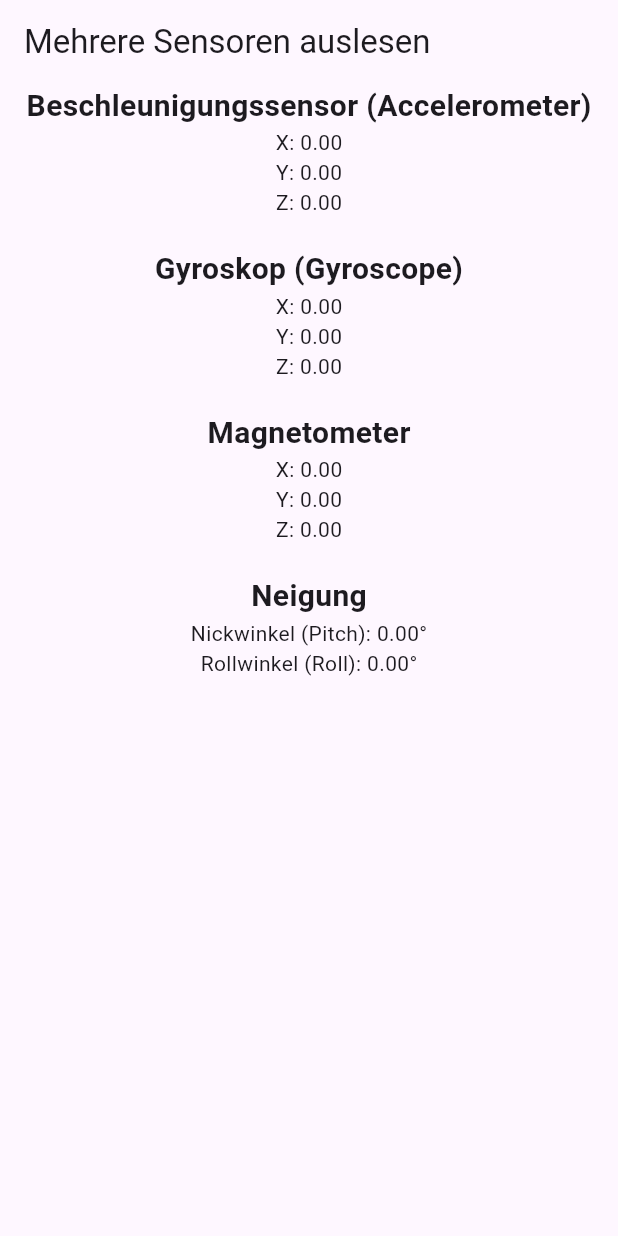
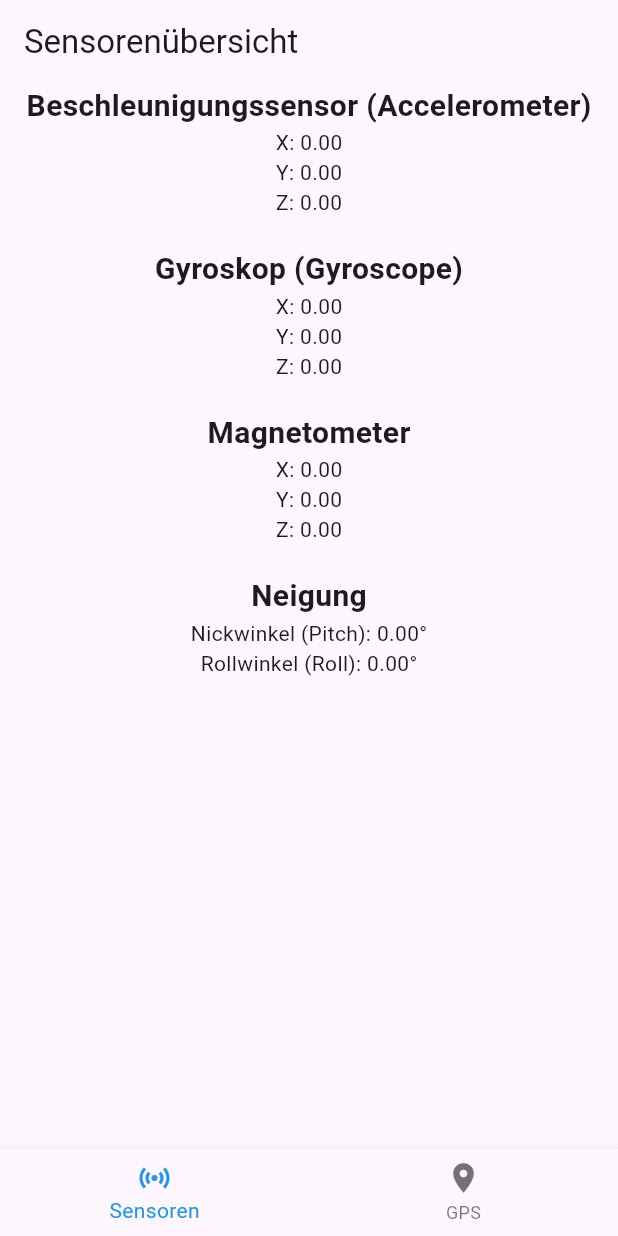
Before and after one commit to PaulSGE/localsync, a Flutter app: the screen it shows after launch, on a phone screen of 412 x 824 dp. Run offline on Flutter 3.47's test engine with Material 3 defaults, Android fonts, the phone set to English and light mode, and no system bars; our stand-ins replace flutter_map, geolocator, latlong2, sensors_plus, shared_preferences.

Commit message:
+ GPS auf Karte anzeigen + Sensoren und GPS in verschiedene Dateien ausgelagert

```diff
--- a/lib/main.dart
+++ b/lib/main.dart
@@ -1,6 +1,6 @@
 import 'package:flutter/material.dart';
-import 'package:sensors_plus/sensors_plus.dart';
-import 'dart:math';
+import 'sensoren.dart';
+import 'gps.dart';
 
 void main() {
   runApp(const MyApp());
@@ -12,112 +12,56 @@ class MyApp extends StatelessWidget {
   @override
   Widget build(BuildContext context) {
     return MaterialApp(
-      title: 'Sensor Data Demo',
+      title: 'Sensor und GPS Demo',
       theme: ThemeData(
         primarySwatch: Colors.blue,
       ),
-      home: const SensorHomePage(),
+      home: const HomePage(),
     );
   }
 }
 
-class SensorHomePage extends StatefulWidget {
-  const SensorHomePage({super.key});
+class HomePage extends StatefulWidget {
+  const HomePage({super.key});
 
   @override
   // ignore: library_private_types_in_public_api
-  _SensorHomePageState createState() => _SensorHomePageState();
+  _HomePageState createState() => _HomePageState();
 }
 
-class _SensorHomePageState extends State<SensorHomePage> {
-  double accelX = 0.0, accelY = 0.0, accelZ = 0.0;
-  double gyroX = 0.0, gyroY = 0.0, gyroZ = 0.0;
-  double magX = 0.0, magY = 0.0, magZ = 0.0;
+class _HomePageState extends State<HomePage> {
+  int _selectedIndex = 0;
 
-  // Variablen für Neigung
-  double pitch = 0.0; // rechts links neigen
-  double roll = 0.0;  // vorne hinten neigen
+  //Seiten einbinden
+  final List<Widget> _pages = [
+    const SensorPage(),
+    const GpsPage(),
+  ];
 
-  @override
-  void initState() {
-    super.initState();
-
-    //Beschleunigungssensor (Accelerometer)
-    accelerometerEvents.listen((AccelerometerEvent event) {
-      setState(() {
-        accelX = event.x;
-        accelY = event.y;
-        accelZ = event.z;
-
-        // Berechnung von Pitch und Roll
-        pitch = atan2(event.y, sqrt(event.x * event.x + event.z * event.z)) * (180 / pi);
-        roll = atan2(event.x, sqrt(event.y * event.y + event.z * event.z)) * (180 / pi);
-      });
-    });
-
-    //Gyroskop
-    gyroscopeEvents.listen((GyroscopeEvent event) {
-      setState(() {
-        gyroX = event.x;
-        gyroY = event.y;
-        gyroZ = event.z;
-      });
-    });
-
-    //Magnetometer
-    magnetometerEvents.listen((MagnetometerEvent event) {
-      setState(() {
-        magX = event.x;
-        magY = event.y;
-        magZ = event.z;
-      });
+  void _onItemTapped(int index) {
+    setState(() {
+      _selectedIndex = index;
     });
   }
 
   @override
   Widget build(BuildContext context) {
     return Scaffold(
-      appBar: AppBar(
-        title: const Text('Mehrere Sensoren auslesen'),
-      ),
-      body: SingleChildScrollView(
-        child: Center(
-          child: Column(
-            mainAxisAlignment: MainAxisAlignment.center,
-            children: <Widget>[
-              const Text(
-                'Beschleunigungssensor (Accelerometer)',
-                style: TextStyle(fontSize: 20, fontWeight: FontWeight.bold),
-              ),
-              Text('X: ${accelX.toStringAsFixed(2)}'),
-              Text('Y: ${accelY.toStringAsFixed(2)}'),
-              Text('Z: ${accelZ.toStringAsFixed(2)}'),
-              const SizedBox(height: 20),
-              const Text(
-                'Gyroskop (Gyroscope)',
-                style: TextStyle(fontSize: 20, fontWeight: FontWeight.bold),
-              ),
-              Text('X: ${gyroX.toStringAsFixed(2)}'),
-              Text('Y: ${gyroY.toStringAsFixed(2)}'),
-              Text('Z: ${gyroZ.toStringAsFixed(2)}'),
-              const SizedBox(height: 20),
-              const Text(
-                'Magnetometer',
-                style: TextStyle(fontSize: 20, fontWeight: FontWeight.bold),
-              ),
-              Text('X: ${magX.toStringAsFixed(2)}'),
-              Text('Y: ${magY.toStringAsFixed(2)}'),
-              Text('Z: ${magZ.toStringAsFixed(2)}'),
-              const SizedBox(height: 20),
-              const Text(
-                'Neigung',
-                style: TextStyle(fontSize: 20, fontWeight: FontWeight.bold),
-              ),
-              Text('Nickwinkel (Pitch): ${pitch.toStringAsFixed(2)}°'),
-              Text('Rollwinkel (Roll): ${roll.toStringAsFixed(2)}°'),
-            ],
+      body: _pages[_selectedIndex],
+      bottomNavigationBar: BottomNavigationBar(
+        items: const <BottomNavigationBarItem>[
+          BottomNavigationBarItem(
+            icon: Icon(Icons.sensors),
+            label: 'Sensoren',
           ),
-        ),
+          BottomNavigationBarItem(
+            icon: Icon(Icons.location_on),
+            label: 'GPS',
+          ),
+        ],
+        currentIndex: _selectedIndex,
+        selectedItemColor: Colors.blue,
+        onTap: _onItemTapped,
       ),
     );
   }
--- /dev/null
+++ b/lib/sensoren.dart
@@ -0,0 +1,125 @@
+import 'dart:async';
+
+import 'package:flutter/material.dart';
+import 'package:sensors_plus/sensors_plus.dart';
+import 'dart:math';
+
+class SensorPage extends StatefulWidget {
+  const SensorPage({super.key});
+
+  @override
+  // ignore: library_private_types_in_public_api
+  _SensorPageState createState() => _SensorPageState();
+}
+
+class _SensorPageState extends State<SensorPage> {
+  double accelX = 0.0, accelY = 0.0, accelZ = 0.0;
+  double gyroX = 0.0, gyroY = 0.0, gyroZ = 0.0;
+  double magX = 0.0, magY = 0.0, magZ = 0.0;
+  double pitch = 0.0; //Lenkradneigung
+  double roll = 0.0;  //nach vorne / zu einem kippen
+
+  late StreamSubscription<AccelerometerEvent> _accelerometerSubscription;
+  late StreamSubscription<GyroscopeEvent> _gyroscopeSubscription;
+  late StreamSubscription<MagnetometerEvent> _magnetometerSubscription;
+
+  @override
+  void initState() {
+    super.initState();
+
+    //Init verschiedene Sensoren
+    //Acceleromenter
+    _accelerometerSubscription = accelerometerEvents.listen((AccelerometerEvent event) {
+      if (mounted) {
+        setState(() {
+          accelX = event.x;
+          accelY = event.y;
+          accelZ = event.z;
+
+          //Gelesene Neigungen umrechnen
+          pitch = atan2(event.y, sqrt(event.x * event.x + event.z * event.z)) * (180 / pi);
+          roll = atan2(event.x, sqrt(event.y * event.y + event.z * event.z)) * (180 / pi);
+        });
+      }
+    });
+
+    //Gyroskop
+    _gyroscopeSubscription = gyroscopeEvents.listen((GyroscopeEvent event) {
+      if (mounted) {
+        setState(() {
+          gyroX = event.x;
+          gyroY = event.y;
+          gyroZ = event.z;
+        });
+      }
+    });
+
+    //Magnetometer
+    _magnetometerSubscription = magnetometerEvents.listen((MagnetometerEvent event) {
+      if (mounted) {
+        setState(() {
+          magX = event.x;
+          magY = event.y;
+          magZ = event.z;
+        });
+      }
+    });
+  }
+
+  @override
+  void dispose() {
+    //Datenstreams beenden
+    _accelerometerSubscription.cancel();
+    _gyroscopeSubscription.cancel();
+    _magnetometerSubscription.cancel();
+    super.dispose();
+  }
+
+  @override
+  Widget build(BuildContext context) {
+    return Scaffold(
+      appBar: AppBar(
+        title: const Text('Sensorenübersicht'),
+      ),
+      body: SingleChildScrollView(
+        child: Center(
+          child: Column(
+            mainAxisAlignment: MainAxisAlignment.center,
+            children: <Widget>[
+              const Text(
+                'Beschleunigungssensor (Accelerometer)',
+                style: TextStyle(fontSize: 20, fontWeight: FontWeight.bold),
+              ),
+              Text('X: ${accelX.toStringAsFixed(2)}'),
+              Text('Y: ${accelY.toStringAsFixed(2)}'),
+              Text('Z: ${accelZ.toStringAsFixed(2)}'),
+              const SizedBox(height: 20),
+              const Text(
+                'Gyroskop (Gyroscope)',
+                style: TextStyle(fontSize: 20, fontWeight: FontWeight.bold),
+              ),
+              Text('X: ${gyroX.toStringAsFixed(2)}'),
+              Text('Y: ${gyroY.toStringAsFixed(2)}'),
+              Text('Z: ${gyroZ.toStringAsFixed(2)}'),
+              const SizedBox(height: 20),
+              const Text(
+                'Magnetometer',
+                style: TextStyle(fontSize: 20, fontWeight: FontWeight.bold),
+              ),
+              Text('X: ${magX.toStringAsFixed(2)}'),
+              Text('Y: ${magY.toStringAsFixed(2)}'),
+              Text('Z: ${magZ.toStringAsFixed(2)}'),
+              const SizedBox(height: 20),
+              const Text(
+                'Neigung',
+                style: TextStyle(fontSize: 20, fontWeight: FontWeight.bold),
+              ),
+              Text('Nickwinkel (Pitch): ${pitch.toStringAsFixed(2)}°'),
+              Text('Rollwinkel (Roll): ${roll.toStringAsFixed(2)}°'),
+            ],
+          ),
+        ),
+      ),
+    );
+  }
+}
--- a/pubspec.yaml
+++ b/pubspec.yaml
@@ -12,7 +12,11 @@ dependencies:
     sdk: flutter
 
   cupertino_icons: ^1.0.6
-  sensors_plus: ^2.0.0   # <- Das Paket zum Auslesen von Sensoren hinzufügen
+  sensors_plus: ^2.0.0
+  geolocator: ^9.0.2
+  flutter_map: ^4.0.0
+  latlong2: ^0.8.1
+  shared_preferences: ^2.0.6
 
 dev_dependencies:
   flutter_test:
```
Also changed, not shown: lib/gps.dart (added, +217 -0 lines), pubspec.lock, 6 other files.
